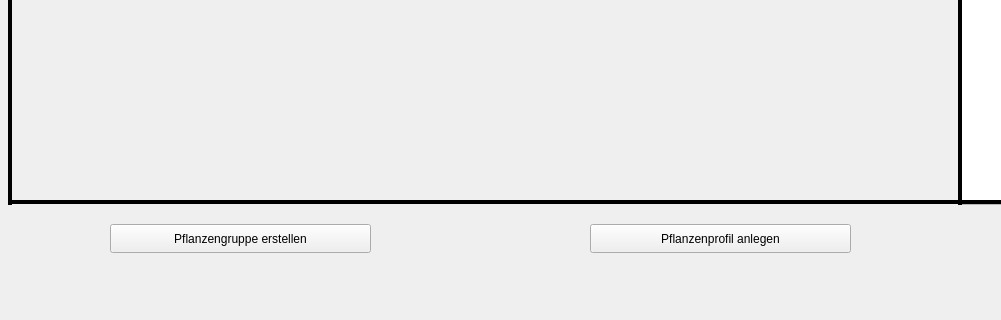
Above: app/mainwindow.ui from 0ssiwald/GreenhouseControl before the change; both pictures show x 0 to 1001 and y 476 to 796 of the 1394 by 796 pixel window. Below: the same form after it.
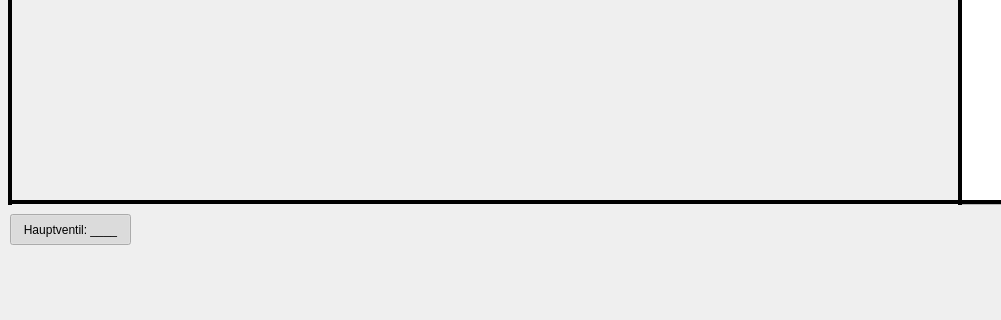
That is the form after the change.

```diff
--- a/app/mainwindow.ui
+++ b/app/mainwindow.ui
@@ -218,38 +218,6 @@
      <string>Temperatur: </string>
     </property>
    </widget>
-   <widget class="QPushButton" name="createGroupButton">
-    <property name="geometry">
-     <rect>
-      <x>110</x>
-      <y>700</y>
-      <width>261</width>
-      <height>29</height>
-     </rect>
-    </property>
-    <property name="text">
-     <string>Pflanzengruppe erstellen</string>
-    </property>
-    <property name="checkable">
-     <bool>true</bool>
-    </property>
-   </widget>
-   <widget class="QPushButton" name="createProfileButton">
-    <property name="geometry">
-     <rect>
-      <x>590</x>
-      <y>700</y>
-      <width>261</width>
-      <height>29</height>
-     </rect>
-    </property>
-    <property name="text">
-     <string>Pflanzenprofil anlegen</string>
-    </property>
-    <property name="checkable">
-     <bool>true</bool>
-    </property>
-   </widget>
    <widget class="QPushButton" name="systemLogButton">
     <property name="geometry">
      <rect>
@@ -294,6 +262,25 @@
      <enum>Qt::Vertical</enum>
     </property>
    </widget>
+   <widget class="QPushButton" name="mainValveToggleButton">
+    <property name="geometry">
+     <rect>
+      <x>10</x>
+      <y>690</y>
+      <width>121</width>
+      <height>31</height>
+     </rect>
+    </property>
+    <property name="text">
+     <string>Hauptventil: ____</string>
+    </property>
+    <property name="checkable">
+     <bool>true</bool>
+    </property>
+    <property name="checked">
+     <bool>true</bool>
+    </property>
+   </widget>
    <zorder>gridLayoutWidget</zorder>
    <zorder>notificationLabel</zorder>
    <zorder>humidityLabel</zorder>
```
Left out of the diff: 3 changed lines with no effect on the pictures.
